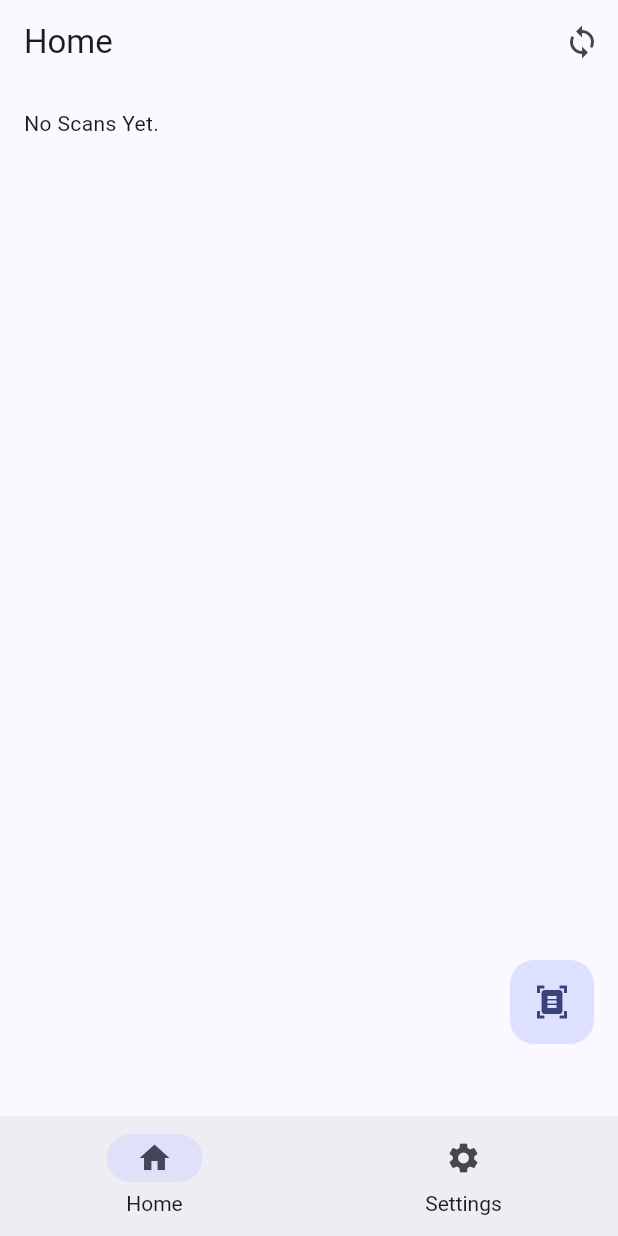
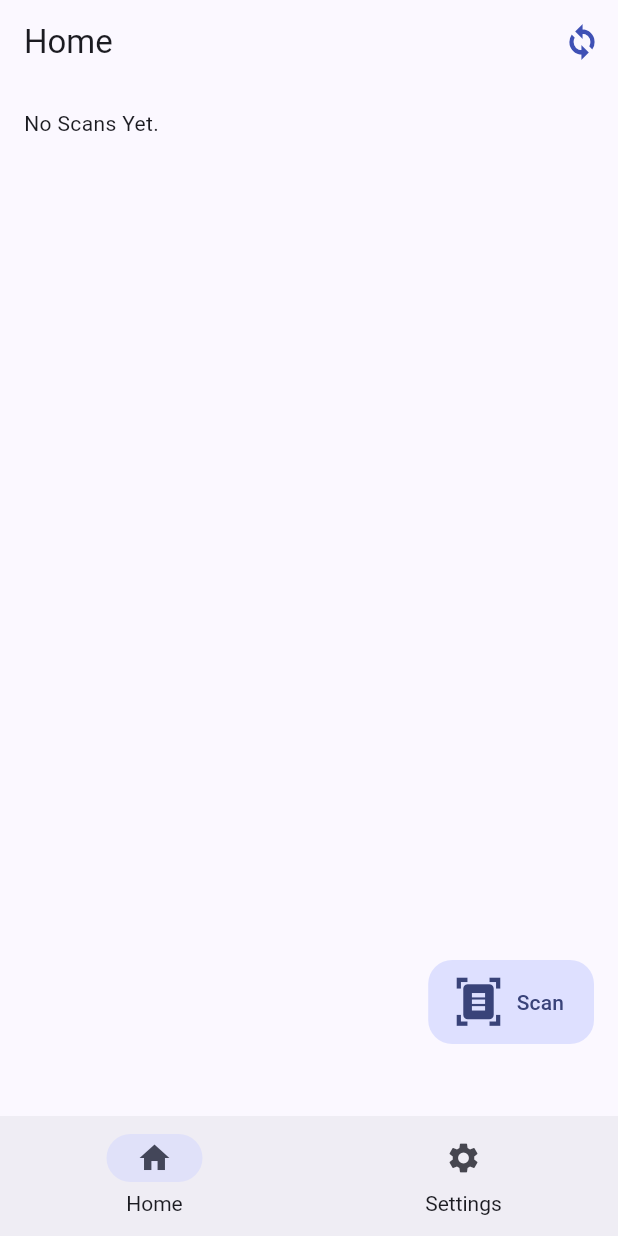
Before and after one commit to KaungZinLin/SuperScan, a Flutter app: the screen it shows after launch, on a phone screen of 412 x 824 dp. Run offline on Flutter 3.47's test engine with Material 3 defaults, Android fonts, the phone set to English and light mode, and no system bars; our stand-ins replace flutter_spinkit, rflutter_alert; missing offline and left inert: flutter_doc_scanner.

Commit message:
Add text to scan button Make the icon in scan button larger

```diff
--- a/lib/main.dart
+++ b/lib/main.dart
@@ -98,7 +98,7 @@ class _MainLayoutState extends State<MainLayout> {
                 destinations: [
                   NavigationRailDestination(
                     // Changed to sync on desktop
-                    icon: Icon(isDesktop ? Icons.sync : Icons.home),
+                    icon: Icon(isDesktop ? Icons.sync : Icons.home,),
                     label: Text(
                       isDesktop ? 'Sync' : 'Home',
                       style: TextStyle(
@@ -145,7 +145,7 @@ class _MainLayoutState extends State<MainLayout> {
             onDestinationSelected: (i) => setState(() => _selectedIndex = i),
             destinations: [
               // Changed to Sync on desktop
-              NavigationDestination(icon: Icon(isDesktop ? Icons.sync : Icons.home), label: isDesktop ? 'Sync' : 'Home'),
+              NavigationDestination(icon: Icon(isDesktop ? Icons.sync : Icons.home), label: isDesktop ? 'Sync' : 'Home',),
               NavigationDestination(
                   icon: Icon(Icons.settings), label: 'Settings'),
             ],
--- a/lib/screens/home_page.dart
+++ b/lib/screens/home_page.dart
@@ -39,10 +39,11 @@ class _HomePageState extends State<HomePage> {
   @override
   Widget build(BuildContext context) {
     return Scaffold(
-      floatingActionButton: FloatingActionButton(
+      floatingActionButton: FloatingActionButton.extended(
         // Removed elevation from floating action button
         elevation: 0.0,
-        child: Icon(Icons.document_scanner),
+        icon: Icon(Icons.document_scanner, size: 35.0),
+        label: Text('Scan'),
         onPressed: () {
           // Added desktop check and prevented users from scanning if they're on desktop
           if (isDesktop) {
@@ -151,7 +152,7 @@ class _HomePageState extends State<HomePage> {
           // Added sync button and marked as Work In Progress
           actions: <Widget>[
             IconButton(
-              icon: Icon(Icons.sync),
+              icon: Icon(Icons.sync, color: Colors.indigo, fontWeight: FontWeight.w900,),
               onPressed: () {
                 Alert(
                   context: context,
```
